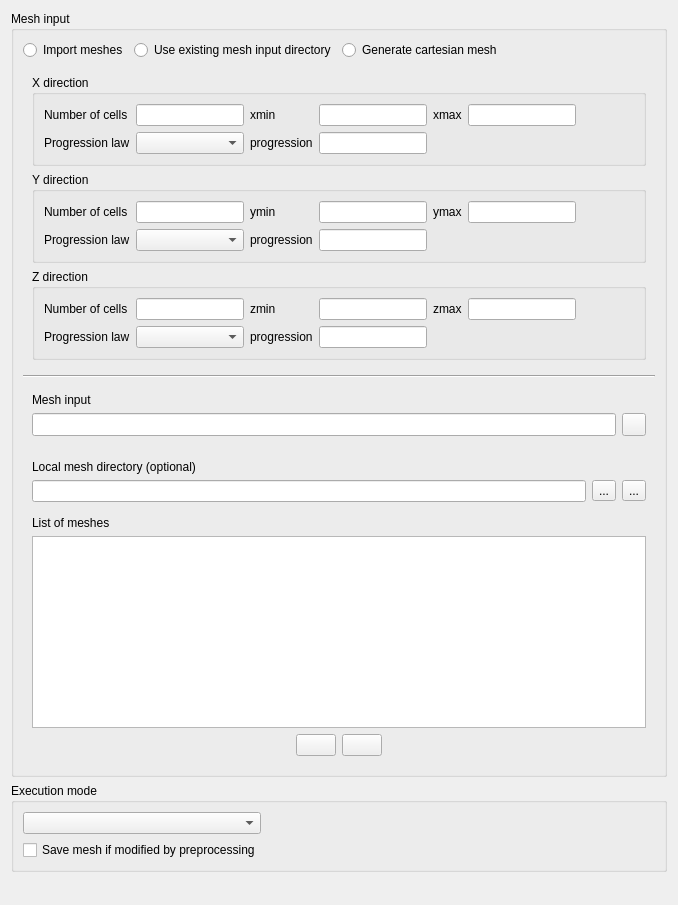
Before: the Qt Designer form python/code_saturne/gui/case/SolutionDomainForm.ui in code-saturne/code_saturne, drawn with Qt 5.
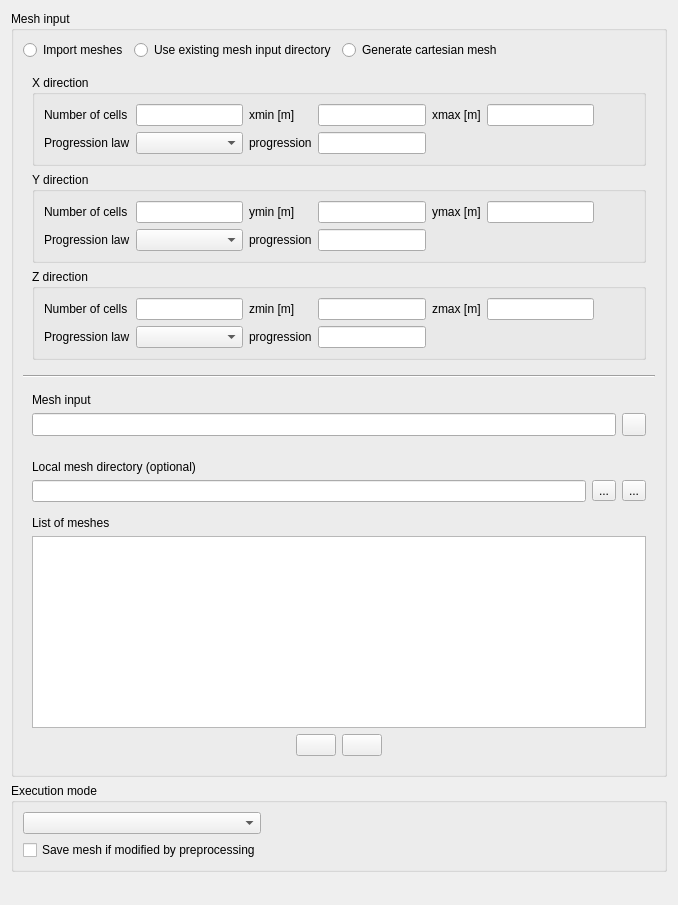
After: the same form once the commit is applied. Icons and pictures are not drawn.

Commit message: [GUI] Update cartesian mesh page to indicate that size is in meters [m]

```diff
--- a/python/code_saturne/gui/case/SolutionDomainForm.ui
+++ b/python/code_saturne/gui/case/SolutionDomainForm.ui
@@ -154,7 +154,7 @@
               <item row="0" column="4">
                <widget class="QLabel" name="label_4">
                 <property name="text">
-                 <string>ymax</string>
+                 <string>ymax [m]</string>
                 </property>
                </widget>
               </item>
@@ -171,7 +171,7 @@
               <item row="0" column="2">
                <widget class="QLabel" name="label_3">
                 <property name="text">
-                 <string>ymin</string>
+                 <string>ymin [m]</string>
                 </property>
                </widget>
               </item>
@@ -236,7 +236,7 @@
               <item row="0" column="4">
                <widget class="QLabel" name="label_10">
                 <property name="text">
-                 <string>xmax</string>
+                 <string>xmax [m]</string>
                 </property>
                </widget>
               </item>
@@ -263,7 +263,7 @@
               <item row="0" column="2">
                <widget class="QLabel" name="label_11">
                 <property name="text">
-                 <string>xmin</string>
+                 <string>xmin [m]</string>
                 </property>
                </widget>
               </item>
@@ -295,14 +295,14 @@
               <item row="0" column="2">
                <widget class="QLabel" name="label_6">
                 <property name="text">
-                 <string>zmin</string>
+                 <string>zmin [m]</string>
                 </property>
                </widget>
               </item>
               <item row="0" column="4">
                <widget class="QLabel" name="label_7">
                 <property name="text">
-                 <string>zmax</string>
+                 <string>zmax [m]</string>
                 </property>
                </widget>
               </item>
```
Left out of the diff: 10 changed lines with no effect on the pictures.
